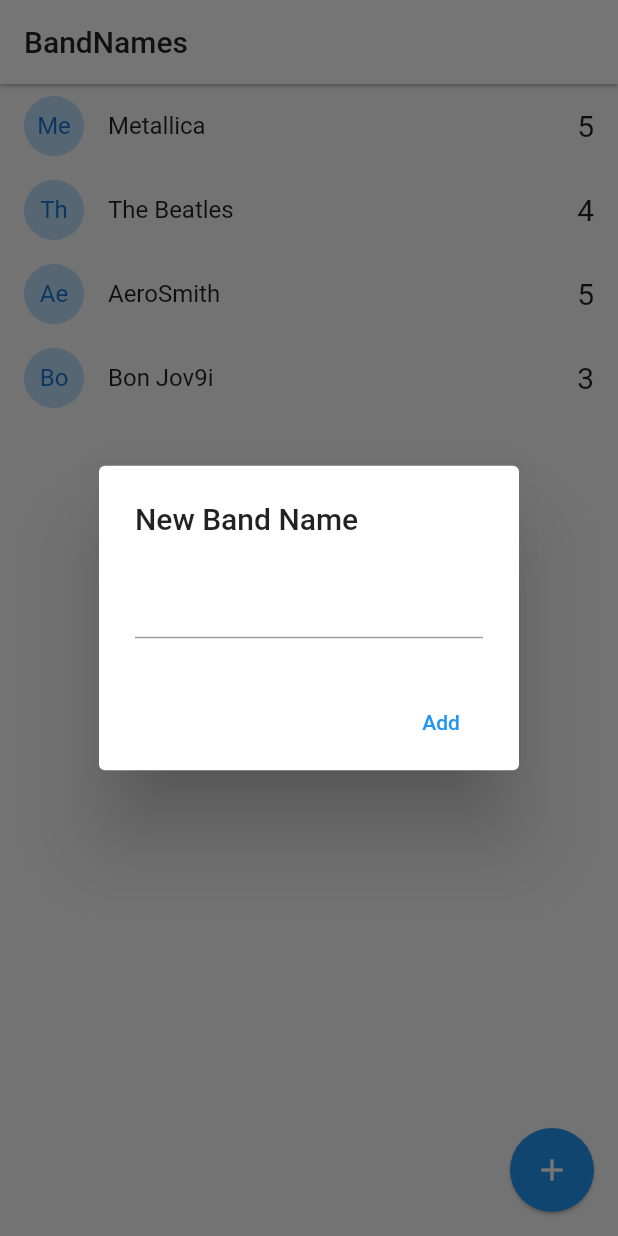
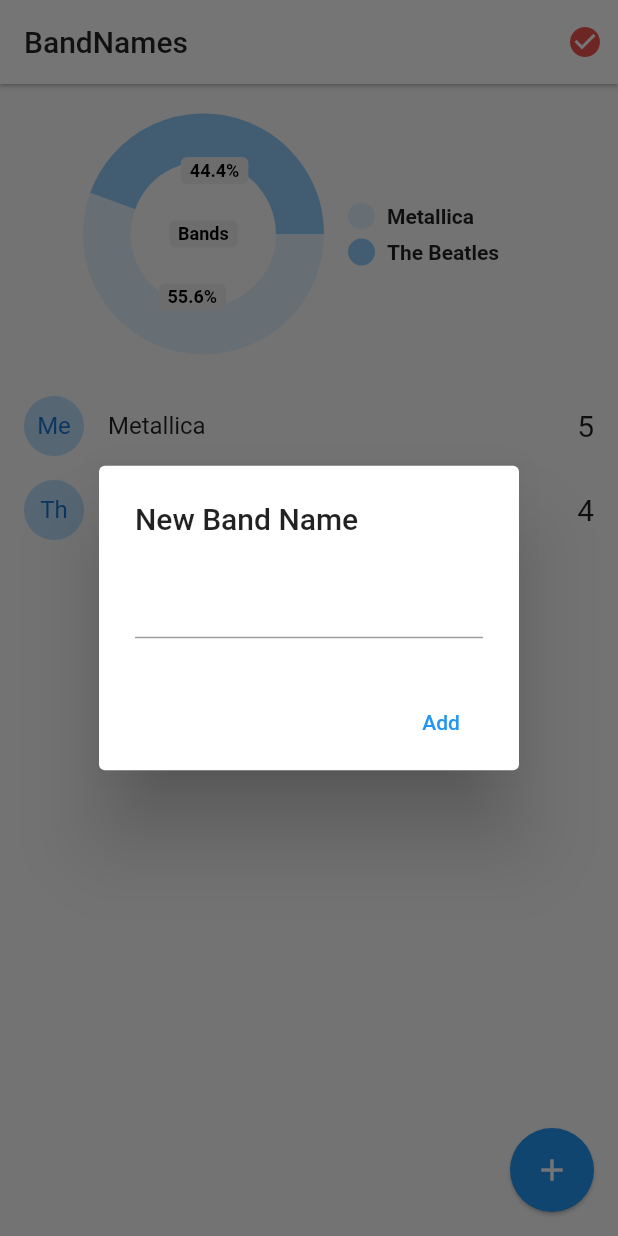
Before and after one commit to DSOBINO/flutter-bandnames-socket, a Flutter app: the screen it shows after launch, after a tap on the "add" icon, on a phone screen of 412 x 824 dp. Run offline on Flutter 3.47's test engine with Material 2 defaults, Android fonts, the phone set to English and light mode, and no system bars; drawn by our look-alikes of pie_chart; our stand-ins replace socket_io_client; network calls fail.

Commit message:
App Terminada

```diff
--- a/lib/main.dart
+++ b/lib/main.dart
@@ -1,16 +1,22 @@
 import 'package:band_names/pages/home.dart';
+import 'package:band_names/pages/status.dart';
+import 'package:band_names/services/socket_service.dart';
 import 'package:flutter/material.dart';
+import 'package:provider/provider.dart';
 
 void main() => runApp(MyApp());
 
 class MyApp extends StatelessWidget {
   @override
   Widget build(BuildContext context) {
-    return MaterialApp(
-      debugShowCheckedModeBanner: false,
-      title: 'Material App',
-      initialRoute: 'home',
-      routes: {'home': (_) => HomePage()},
+    return MultiProvider(
+      providers: [ChangeNotifierProvider(create: (_) => SocketService())],
+      child: MaterialApp(
+        debugShowCheckedModeBanner: false,
+        title: 'Material App',
+        initialRoute: 'home',
+        routes: {'home': (_) => HomePage(), 'status': (_) => StatusPage()},
+      ),
     );
   }
 }
--- a/lib/models/band.dart
+++ b/lib/models/band.dart
@@ -5,6 +5,8 @@ class Band {
 
   Band({this.id, this.name, this.votes});
 
-  factory Band.fromMap(Map<String, dynamic> obj) =>
-      Band(id: obj['id'], name: obj['name'], votes: obj['votes']);
+  factory Band.fromMap(Map<String, dynamic> obj) => Band(
+      id: obj.containsKey('id') ? obj['id'] : 'no-id',
+      name: obj.containsKey('name') ? obj['name'] : 'no-name',
+      votes: obj.containsKey('votes') ? obj['votes'] : 'no-votes');
 }
--- a/lib/pages/home.dart
+++ b/lib/pages/home.dart
@@ -1,8 +1,11 @@
 import 'dart:io';
+import 'package:band_names/services/socket_service.dart';
 import 'package:flutter/cupertino.dart';
 import 'package:flutter/material.dart';
 
 import 'package:band_names/models/band.dart';
+import 'package:pie_chart/pie_chart.dart';
+import 'package:provider/provider.dart';
 
 class HomePage extends StatefulWidget {
   @override
@@ -13,34 +16,69 @@ class _HomePageState extends State<HomePage> {
   List<Band> bands = [
     Band(id: '1', name: 'Metallica', votes: 5),
     Band(id: '2', name: 'The Beatles', votes: 4),
-    Band(id: '3', name: 'AeroSmith', votes: 5),
-    Band(id: '4', name: 'Bon Jov9i', votes: 3)
   ];
 
   @override
+  void initState() {
+    final socketService = Provider.of<SocketService>(context, listen: false);
+
+    socketService.socket.on('active-bands', _handleActiveBands);
+
+    super.initState();
+  }
+
+  _handleActiveBands(dynamic payload) {
+    this.bands = (payload as List).map((band) => Band.fromMap(band)).toList();
+    setState(() {});
+  }
+
+  @override
+  void dispose() {
+    final socketService = Provider.of<SocketService>(context, listen: false);
+    socketService.socket.off('active-bands');
+    super.dispose();
+  }
+
+  @override
   Widget build(BuildContext context) {
+    final socketService = Provider.of<SocketService>(context);
+
     return Scaffold(
         appBar: AppBar(
           title: Text('BandNames', style: TextStyle(color: Colors.black87)),
           backgroundColor: Colors.white,
           elevation: 1,
+          actions: <Widget>[
+            Container(
+              margin: EdgeInsets.only(right: 10),
+              child: (socketService.serverStatus == ServerStatus.Online)
+                  ? Icon(Icons.check_circle, color: Colors.blue[300])
+                  : Icon(Icons.check_circle, color: Colors.red[400]),
+            )
+          ],
         ),
-        body: ListView.builder(
+        body: Column(
+          children: [
+            _showGraph(),
+            Expanded(
+              child: ListView.builder(
                   itemCount: bands.length,
                   itemBuilder: (BuildContext context, int index) =>
                       _bandTile(bands[index])),
+            ),
+          ],
+        ),
         floatingActionButton: FloatingActionButton(
             child: Icon(Icons.add), elevation: 1, onPressed: addNewBand));
   }
 
   Widget _bandTile(Band band) {
+    final socketService = Provider.of<SocketService>(context, listen: false);
+
     return Dismissible(
       key: Key(band.id),
       direction: DismissDirection.startToEnd,
-      onDismissed: (direction) {
-        print('direction: $direction');
-        print('direction: $band.id');
-      },
+      onDismissed: (_) => deleteBandToList(band.id),
       background: Container(
         padding: EdgeInsets.only(left: 8.0),
         color: Colors.red,
@@ -56,9 +94,7 @@ class _HomePageState extends State<HomePage> {
           ),
           title: Text(band.name),
           trailing: Text('${band.votes}', style: TextStyle(fontSize: 20)),
-          onTap: () {
-            print(band.name);
-          }),
+          onTap: () => socketService.emit('vote-band', {'id': band.id})),
     );
   }
 
@@ -68,25 +104,23 @@ class _HomePageState extends State<HomePage> {
     if (Platform.isAndroid) {
       showDialog(
           context: context,
-          builder: (context) {
-            return AlertDialog(
+          builder: (_) => AlertDialog(
                   title: Text('New Band Name'),
                   content: TextField(
                     controller: textController,
                   ),
                   actions: <Widget>[
                     MaterialButton(
-                      onPressed: () => addBandToList(textController.text),
                       child: Text('Add'),
                       elevation: 5,
-                      textColor: Colors.blue)
-                ]);
-          });
+                      textColor: Colors.blue,
+                      onPressed: () => addBandToList(textController.text),
+                    )
+                  ]));
     } else {
       showCupertinoDialog(
           context: context,
-          builder: (_) {
-            return CupertinoAlertDialog(
+          builder: (_) => CupertinoAlertDialog(
                 title: Text('New Band Name'),
                 content: CupertinoTextField(controller: textController),
                 actions: <Widget>[
@@ -102,21 +136,82 @@ class _HomePageState extends State<HomePage> {
                     onPressed: () => Navigator.pop(context),
                   ),
                 ],
-            );
-          });
+              ));
     }
   }
 
   void addBandToList(String name) {
     if (name.length > 1) {
-      print(name);
+      //this.bands.add(new Band(id: DateTime.now().toString(), name: name, votes: 0));
 
-      this
-          .bands
-          .add(new Band(id: DateTime.now().toString(), name: name, votes: 0));
-
-      setState(() {});
+      final socketService = Provider.of<SocketService>(context, listen: false);
+      socketService.emit('add-band', {'name': name});
     }
     Navigator.pop(context);
   }
+
+  void deleteBandToList(String id) {
+    if (id.length > 1) {
+      //this.bands.add(new Band(id: DateTime.now().toString(), name: name, votes: 0));
+
+      final socketService = Provider.of<SocketService>(context, listen: false);
+      socketService.emit('delete-band', {'id': id});
     }
+  }
+
+  //Mostrar Gráfica
+  Widget _showGraph() {
+    /*
+    Map<String, double> dataMap = {
+      "Flutter": 5,
+      "React": 3,
+      "Xamarin": 2,
+      "Ionic": 2,
+    };
+     */
+
+    Map<String, double> dataMap = new Map();
+    bands.forEach((band) {
+      dataMap.putIfAbsent(band.name, () => band.votes.toDouble());
+    });
+
+    final List<Color> colorList = [
+      Colors.blue[50],
+      Colors.blue[200],
+      Colors.pink[50],
+      Colors.pink[200],
+      Colors.pink[50],
+      Colors.purple[200],
+    ];
+
+    return Container(
+        width: double.infinity,
+        height: 200,
+        child: PieChart(
+          dataMap: dataMap,
+          animationDuration: Duration(milliseconds: 800),
+          chartLegendSpacing: 32,
+          chartRadius: MediaQuery.of(context).size.width / 3.2,
+          colorList: colorList,
+          initialAngleInDegree: 0,
+          chartType: ChartType.ring,
+          ringStrokeWidth: 32,
+          centerText: "Bands",
+          legendOptions: LegendOptions(
+            showLegendsInRow: false,
+            legendPosition: LegendPosition.right,
+            showLegends: true,
+            //legendShape: _BoxShape.circle,
+            legendTextStyle: TextStyle(
+              fontWeight: FontWeight.bold,
+            ),
+          ),
+          chartValuesOptions: ChartValuesOptions(
+            showChartValueBackground: true,
+            showChartValues: true,
+            showChartValuesInPercentage: true,
+            showChartValuesOutside: false,
+          ),
+        ));
+  }
+}
--- /dev/null
+++ b/lib/services/socket_service.dart
@@ -0,0 +1,67 @@
+import 'package:flutter/material.dart';
+import 'package:socket_io_client/socket_io_client.dart' as IO;
+
+enum ServerStatus { Online, Offline, Connecting }
+
+class SocketService with ChangeNotifier {
+  IO.Socket _socket;
+
+  ServerStatus _serverStatus = ServerStatus.Connecting;
+  String _contenido = "";
+
+  ServerStatus get serverStatus => this._serverStatus;
+  IO.Socket get socket => this._socket;
+
+  get contenido => this._contenido;
+
+  get emit => this._socket.emit;
+
+  SocketService() {
+    this._initConfig();
+  }
+
+  void _initConfig() {
+    this._socket = IO.io('http://192.168.0.5:3002', {
+      'transports': ['websocket'],
+      'autoConnect': true
+    });
+
+    this._socket.on('connect', (_) {
+      this._serverStatus = ServerStatus.Online;
+      notifyListeners();
+    });
+
+    this._socket.on('disconnect', (_) {
+      this._serverStatus = ServerStatus.Offline;
+      notifyListeners();
+    });
+
+    //Emit : socket.emit('emitir-mensaje',{nombre:'Diego',apellido:'Sobino'});
+
+    this._socket.on('nuevo-mensaje', (payload) {
+      //print('nuevo-mensaje: ${payload}');
+      //print('nombre :' + payload['nombre']);
+      //print('apellido :' + payload['apellido']);
+      final strAux1 = payload.containsKey('nombre') ? payload['nombre'] : 'N/A';
+      final strAux2 =
+          payload.containsKey('apellido') ? payload['apellido'] : 'N/A';
+
+      print('Nombre y Apellido : $strAux1  $strAux2  ');
+
+      this._contenido = 'Nombre y Apellido :' + strAux1 + ' ' + strAux2;
+      notifyListeners();
+    });
+
+/*
+    this._socket.on('active-bands', (payload) {
+      print(payload);
+      notifyListeners();
+    });
+*/
+  }
+
+  void fnSaludo(payload) {
+    print(payload);
+    emit('emitir-mensaje', payload);
+  }
+}
--- a/pubspec.yaml
+++ b/pubspec.yaml
@@ -23,6 +23,9 @@ environment:
 dependencies:
   flutter:
     sdk: flutter
+  socket_io_client: ^0.9.11
+  provider: ^4.3.2+2
+  pie_chart: ^4.0.1
 
 
   # The following adds the Cupertino Icons font to your application.
```
Also changed, not shown: lib/pages/status.dart (added, +29 -0 lines), pubspec.lock. Lines whose indentation alone changed are shown as unchanged.
